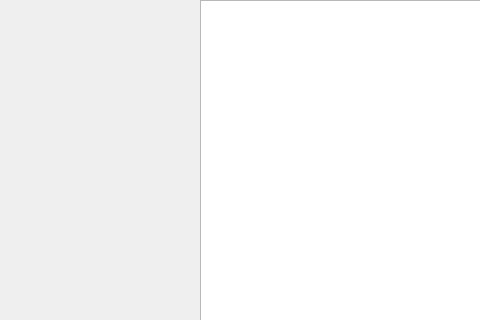
Qt form ui/mainwindow.ui (MatteoFranchini01/python_graph_plotter) before a commit; both pictures show x 0 to 480 and y 0 to 320 of the 800 by 600 pixel window.
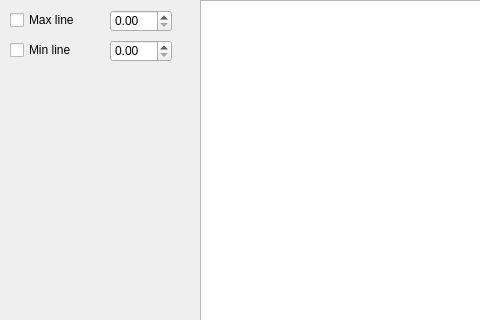
The same form after that commit.

Commit message: added lines functionality to mark maximum and minimum

```diff
--- a/ui/mainwindow.ui
+++ b/ui/mainwindow.ui
@@ -35,7 +35,54 @@
     </property>
     <layout class="QHBoxLayout" name="horizontalLayout">
      <item>
-      <widget class="QWidget" name="widget" native="true"/>
+      <widget class="QWidget" name="widget" native="true">
+       <widget class="QCheckBox" name="maxLineCheckBox">
+        <property name="geometry">
+         <rect>
+          <x>10</x>
+          <y>10</y>
+          <width>85</width>
+          <height>20</height>
+         </rect>
+        </property>
+        <property name="text">
+         <string>Max line</string>
+        </property>
+       </widget>
+       <widget class="QCheckBox" name="minLineCheckBox">
+        <property name="geometry">
+         <rect>
+          <x>10</x>
+          <y>40</y>
+          <width>85</width>
+          <height>20</height>
+         </rect>
+        </property>
+        <property name="text">
+         <string>Min line</string>
+        </property>
+       </widget>
+       <widget class="QDoubleSpinBox" name="maxSpinBox">
+        <property name="geometry">
+         <rect>
+          <x>110</x>
+          <y>10</y>
+          <width>62</width>
+          <height>22</height>
+         </rect>
+        </property>
+       </widget>
+       <widget class="QDoubleSpinBox" name="minSpinBox">
+        <property name="geometry">
+         <rect>
+          <x>110</x>
+          <y>40</y>
+          <width>62</width>
+          <height>22</height>
+         </rect>
+        </property>
+       </widget>
+      </widget>
      </item>
     </layout>
    </widget>
```
The commit also changes 3 other files.
